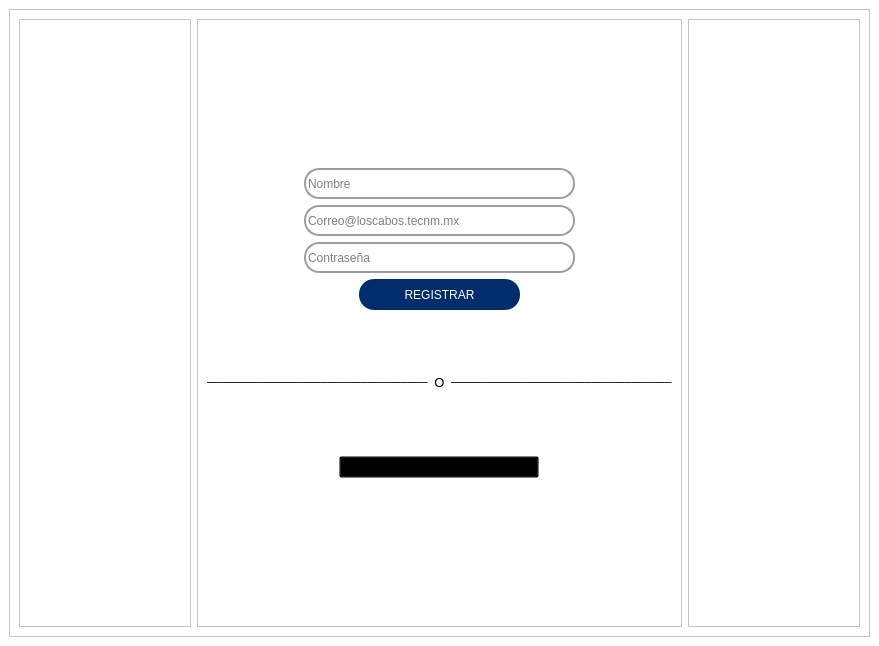
The window that windows_xml/RegistroWindow.ui (Lomeli89/FoxyBotApp1.0) describes before a commit, drawn with Qt 5.
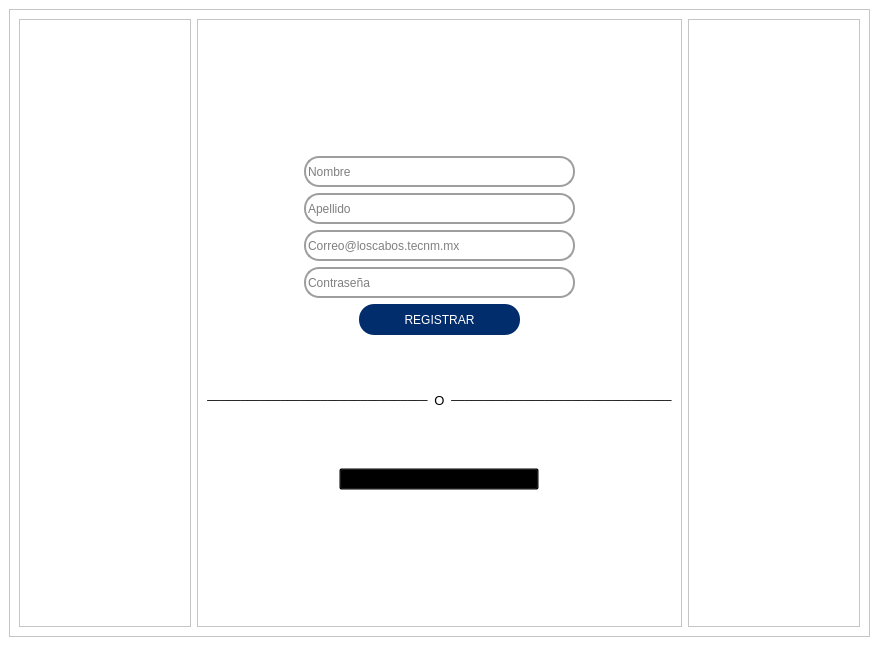
The same window after the commit. Icons and pictures are not drawn.

Commit message: base datos no funcional

What changed in the file:
```diff
--- a/windows_xml/RegistroWindow.ui
+++ b/windows_xml/RegistroWindow.ui
@@ -156,6 +156,41 @@
               </item>
              </layout>
             </item>
+            <item>
+             <layout class="QHBoxLayout" name="horizontalLayout_9">
+              <item>
+               <widget class="QLineEdit" name="input_apellido_Reg">
+                <property name="enabled">
+                 <bool>true</bool>
+                </property>
+                <property name="maximumSize">
+                 <size>
+                  <width>271</width>
+                  <height>31</height>
+                 </size>
+                </property>
+                <property name="styleSheet">
+                 <string notr="true">QLineEdit{
+	
+	font: 9pt &quot;MS Sans Serif&quot;;
+	border: 2px solid rgb(158, 158, 158);
+	border-radius: 15px;
+	
+}</string>
+                </property>
+                <property name="text">
+                 <string/>
+                </property>
+                <property name="maxLength">
+                 <number>90</number>
+                </property>
+                <property name="placeholderText">
+                 <string>Apellido</string>
+                </property>
+               </widget>
+              </item>
+             </layout>
+            </item>
             <item>
              <layout class="QHBoxLayout" name="horizontalLayout_4">
               <item>
```
Left out of the diff: 2 changed lines with no effect on the pictures. The commit also changes 2 other files.
